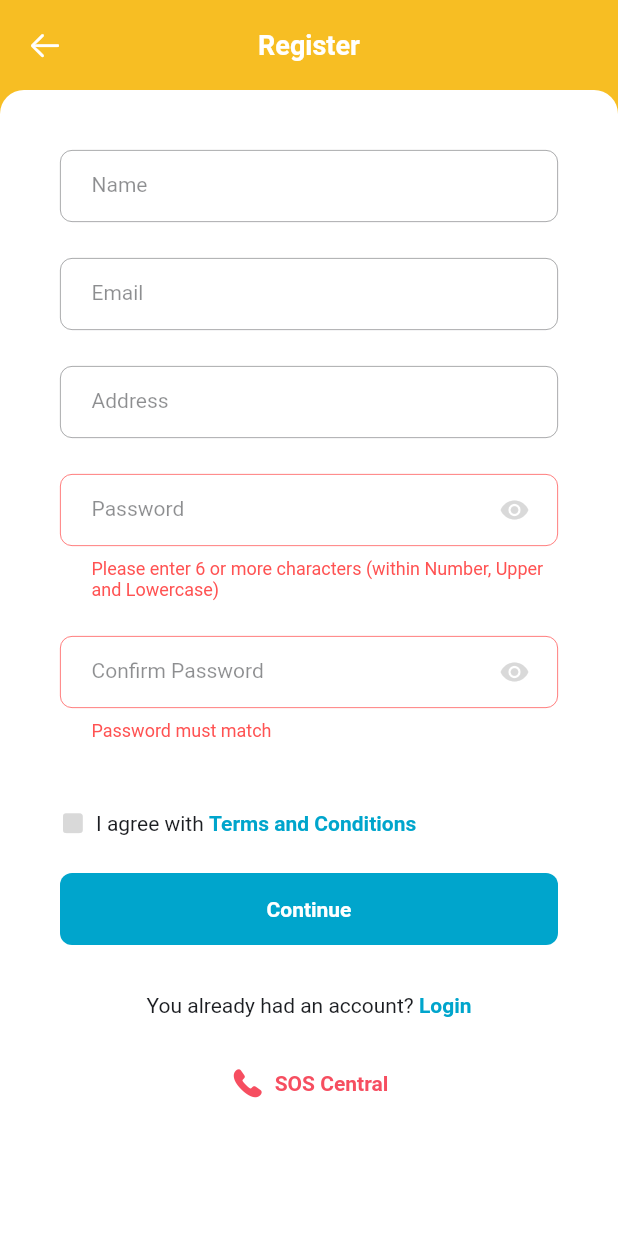
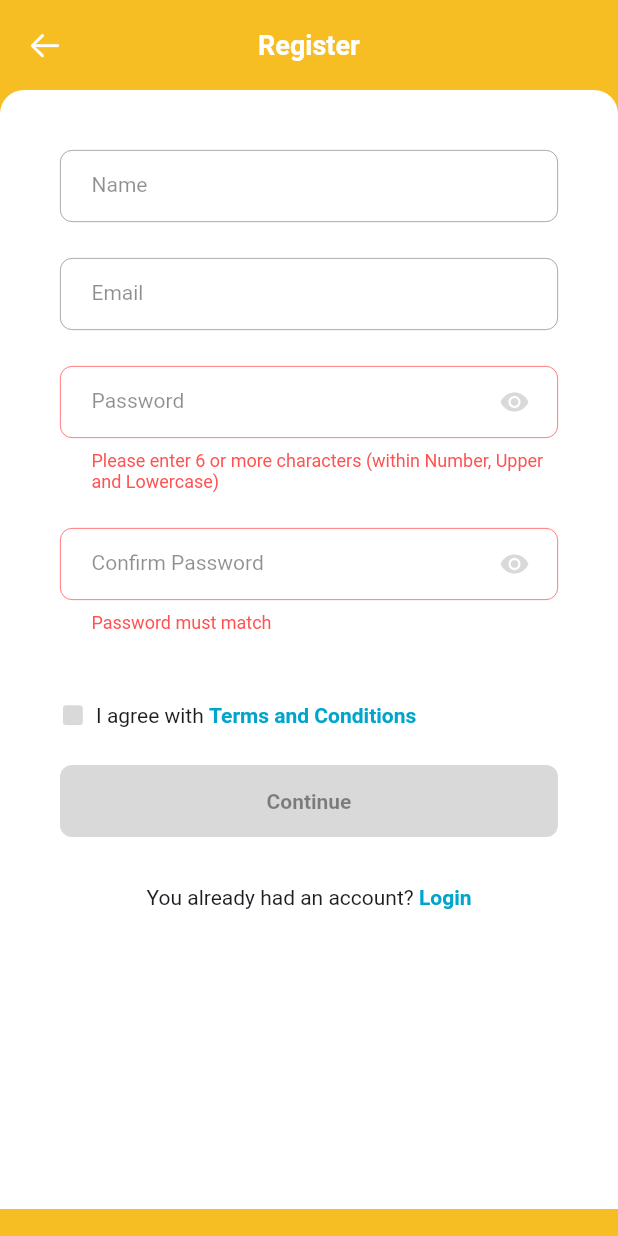
Before and after one commit to suicun93/KuXxxx, a Flutter app: the RegisterVerifyInformationView screen opened by its route, on a phone screen of 412 x 824 dp. Run offline on Flutter 3.47's test engine with Material 2 defaults, Android fonts, the phone set to English and light mode, and no system bars; drawn by our look-alikes of loader_overlay; our stand-ins replace carousel_slider, cloud_firestore, firebase_core, firebase_storage, fluttertoast, get and 5 more; missing offline and left inert: country_list_pick; accounts and stored records are empty.

Commit message:
fix register bug

```diff
--- a/petdo_k/lib/app/modules/home/views/health_record/views/health_record_view.dart
+++ b/petdo_k/lib/app/modules/home/views/health_record/views/health_record_view.dart
@@ -64,12 +64,14 @@ class HealthRecordView extends GetView<HealthRecordController> {
                         margin: EdgeInsets.only(
                           top: Get.mediaQuery.viewPadding.top + 16,
                           bottom: 16,
+                          right: 24,
+                          left: 40
                         ),
                         alignment: Alignment.bottomCenter,
                         child: Row(
                           mainAxisAlignment: MainAxisAlignment.spaceBetween,
                           children: [
-                            SizedBox(width: 84),
+                            SizedBox(width: 50),
                             Text(
                               LocaleKeys.medical_book.tr,
                               style: Get.textTheme.subtitle2,
@@ -96,7 +98,6 @@ class HealthRecordView extends GetView<HealthRecordController> {
                                         color: subPrimaryColor,
                                       ),
                                     ),
-                                    SizedBox(width: 24),
                                   ],
                                 ),
                               ),
--- a/petdo_k/lib/app/modules/home/views/setting/views/info/user_info_controller.dart
+++ b/petdo_k/lib/app/modules/home/views/setting/views/info/user_info_controller.dart
@@ -11,7 +11,6 @@ class UserInfoController extends GetxController {
   final name = ''.obs;
   final phone = ''.obs;
   final email = ''.obs;
-  final address = ''.obs;
   final password = ''.obs;
   final newPassword = ''.obs;
   final confirmPassword = ''.obs;
@@ -22,7 +21,6 @@ class UserInfoController extends GetxController {
   final emailController = TextEditingController();
 
   bool get validToSubmit =>
-      name.value.isNotEmpty &&
       password.value.isPassword == null &&
       confirmPassword.value.isNotEmpty &&
       password.value == confirmPassword.value;
@@ -51,7 +49,6 @@ class UserInfoController extends GetxController {
             : emailController.text)
         .get();
     name.value = documentResult.data()?['name'] ?? '';
-    address.value = documentResult.data()?['address'] ?? '';
     phoneController.text.isNotEmpty ? (emailController.text = documentResult.data()?['email'] ?? '') : (phoneController.text = documentResult.data()?['phone'] ?? '');
     ready.value = true;
   }
@@ -63,7 +60,7 @@ class UserInfoController extends GetxController {
         .doc(infoDocument)
         .collection(phonePref.isNotEmpty ? phoneCollection : emailCollection)
         .doc(phonePref.isNotEmpty ? phonePref : emailPref);
-    final map = {'name': name.value, 'address': address.value};
+    final map = {'name': name.value};
     phonePref.isNotEmpty ? map['email'] = emailController.text : map['phone'] = phoneController.text;
     await documentInfo.set(map);
     return true;
--- a/petdo_k/lib/app/modules/register_verify_information/controllers/register_verify_information_controller.dart
+++ b/petdo_k/lib/app/modules/register_verify_information/controllers/register_verify_information_controller.dart
@@ -12,7 +12,6 @@ class RegisterVerifyInformationController extends GetxController {
   final name = ''.obs;
   final phone = ''.obs;
   final email = ''.obs;
-  final address = ''.obs;
   final password = ''.obs;
   final confirmPassword = ''.obs;
   final agreeWithTermAndCondition = false.obs;
@@ -49,7 +48,6 @@ class RegisterVerifyInformationController extends GetxController {
   void onClose() {}
 
   bool get validToSubmit =>
-      name.value.isNotEmpty &&
           ((registerPhone && phone.value.isPhoneNumber) ||
               (registerEmail && email.value.isEmail)) &&
           password.value.isPassword == null &&
@@ -65,7 +63,6 @@ class RegisterVerifyInformationController extends GetxController {
         phone.value.isPhoneNumber ? phone.value : email.value);
     await documentInfo.set({
       'name': name.value,
-      'address': address.value
     });
     final documentLogin = dbWelCome.doc(loginDocument).collection(phone.value.isPhoneNumber ? phoneCollection : emailCollection).doc(
         phone.value.isPhoneNumber ? phone.value : email.value);
--- a/petdo_k/lib/app/modules/register_verify_information/views/register_verify_information_view.dart
+++ b/petdo_k/lib/app/modules/register_verify_information/views/register_verify_information_view.dart
@@ -104,19 +104,6 @@ class RegisterVerifyInformationView
                   ),
                 ),
 
-          SizedBox(height: 24),
-
-          /// Address
-          TextFormField(
-            style: Get.textTheme.headline6,
-            cursorColor: subPrimaryColor,
-            keyboardType: TextInputType.streetAddress,
-            onChanged: (_) => controller.address.value = _,
-            decoration: InputDecoration(
-              labelText: LocaleKeys.address.tr,
-              contentPadding: EdgeInsets.only(left: 21),
-            ),
-          ),
           SizedBox(height: 24),
 
           /// Password
@@ -229,19 +216,7 @@ class RegisterVerifyInformationView
             width: double.infinity,
             child: ElevatedButton(
               child: Text(LocaleKeys.continue_btn.tr),
-              onPressed: () {
-                context.loaderOverlay.show();
-                controller.submit.then((done) {
-                  context.loaderOverlay.hide();
-                  if (done) {
-                    Fluttertoast.showToast(msg: 'Create account succeed');
-                    Get.offNamed(Routes.LOGIN);
-                  } else {
-                    Fluttertoast.showToast(
-                        msg: 'Something wrong, please try again');
-                  }
-                });
-              },
+              onPressed: checkRegister(context),
               // onPressed: null,
             ),
           ),
@@ -267,14 +242,29 @@ class RegisterVerifyInformationView
             ),
             textAlign: TextAlign.center,
           ),
-          SizedBox(height: 22),
-
-          /// SosCall
-          sosCall,
-
-          SizedBox(height: 100),
+          SizedBox(height: 200),
         ],
       ),
     );
   }
+
+  VoidCallback? checkRegister(BuildContext context) {
+    if (controller.validToSubmit) {
+      return () {
+      context.loaderOverlay.show();
+      controller.submit.then((done) {
+        context.loaderOverlay.hide();
+        if (done) {
+          Fluttertoast.showToast(msg: 'Create account succeed');
+          Get.offNamed(Routes.LOGIN);
+        } else {
+          Fluttertoast.showToast(
+              msg: 'Something wrong, please try again');
+        }
+      });
+      };
+    } else {
+      return null;
+    }
+  }
 }
--- a/petdo_k/lib/app/modules/register_verify_phone/views/register_verify_phone_view.dart
+++ b/petdo_k/lib/app/modules/register_verify_phone/views/register_verify_phone_view.dart
@@ -4,6 +4,7 @@ import 'package:flutter/gestures.dart';
 import 'package:flutter/material.dart';
 import 'package:flutter/services.dart';
 import 'package:get/get.dart';
+import 'package:loader_overlay/loader_overlay.dart';
 
 import '../../../../generated/locales.g.dart';
 import '../../../common/const.dart';
@@ -254,10 +255,6 @@ class RegisterVerifyPhoneView extends GetView<RegisterVerifyPhoneController> {
               textAlign: TextAlign.center,
             ),
             SizedBox(height: 22),
-
-            /// sos call
-            sosCall,
-            SizedBox(height: 200),
           ],
         ),
       ),
```
Also changed, not shown: petdo_k/lib/app/modules/home/views/setting/views/info/user_info_view.dart (+17 -25 lines), petdo_k/lib/app/modules/login/views/login_view.dart (+17 -9 lines).
